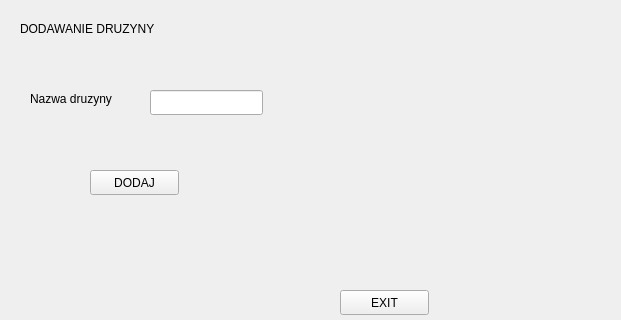
Above: ZBD-main/ui/insert_druzyna.ui from BartekRuszkowski/ZBD before the change; both pictures show x 0 to 621 and y 0 to 320 of the 800 by 600 pixel window. Below: the same form after it.
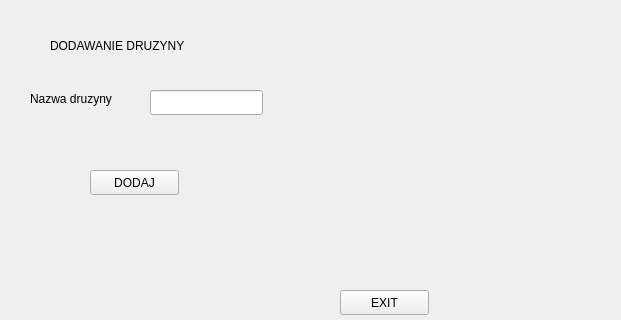
That is the form after the change.

Diff of the .ui file:
```diff
--- a/ZBD-main/ui/insert_druzyna.ui
+++ b/ZBD-main/ui/insert_druzyna.ui
@@ -17,14 +17,14 @@
    <widget class="QLabel" name="label">
     <property name="geometry">
      <rect>
-      <x>20</x>
-      <y>20</y>
+      <x>310</x>
+      <y>90</y>
       <width>171</width>
       <height>17</height>
      </rect>
     </property>
     <property name="text">
-     <string>DODAWANIE DRUZYNY</string>
+     <string/>
     </property>
    </widget>
    <widget class="QLabel" name="label_2">
@@ -76,6 +76,19 @@
      <string>EXIT</string>
     </property>
    </widget>
+   <widget class="QLabel" name="label_3">
+    <property name="geometry">
+     <rect>
+      <x>50</x>
+      <y>30</y>
+      <width>171</width>
+      <height>31</height>
+     </rect>
+    </property>
+    <property name="text">
+     <string>DODAWANIE DRUZYNY</string>
+    </property>
+   </widget>
   </widget>
   <widget class="QMenuBar" name="menubar">
    <property name="geometry">
```
